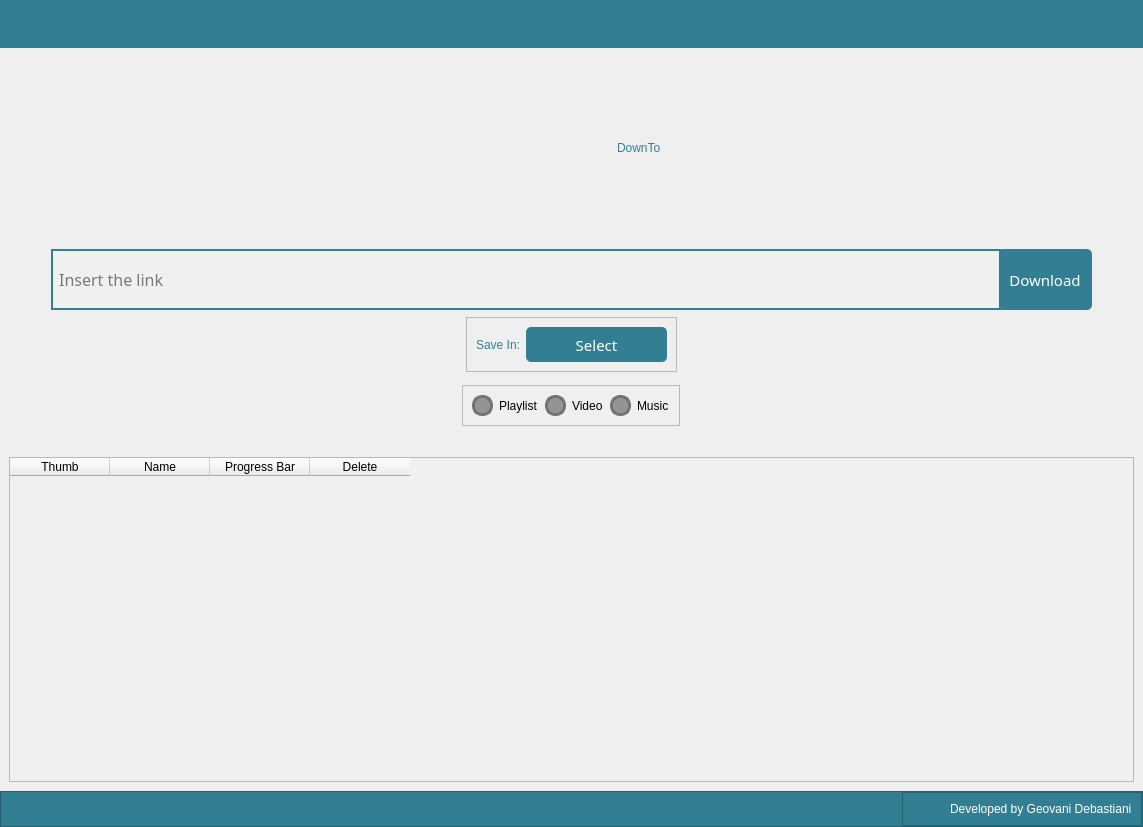
Old version of the form View/UI/untitled.ui in the repository GeovaniTech/DownTo-Videos-Musics.
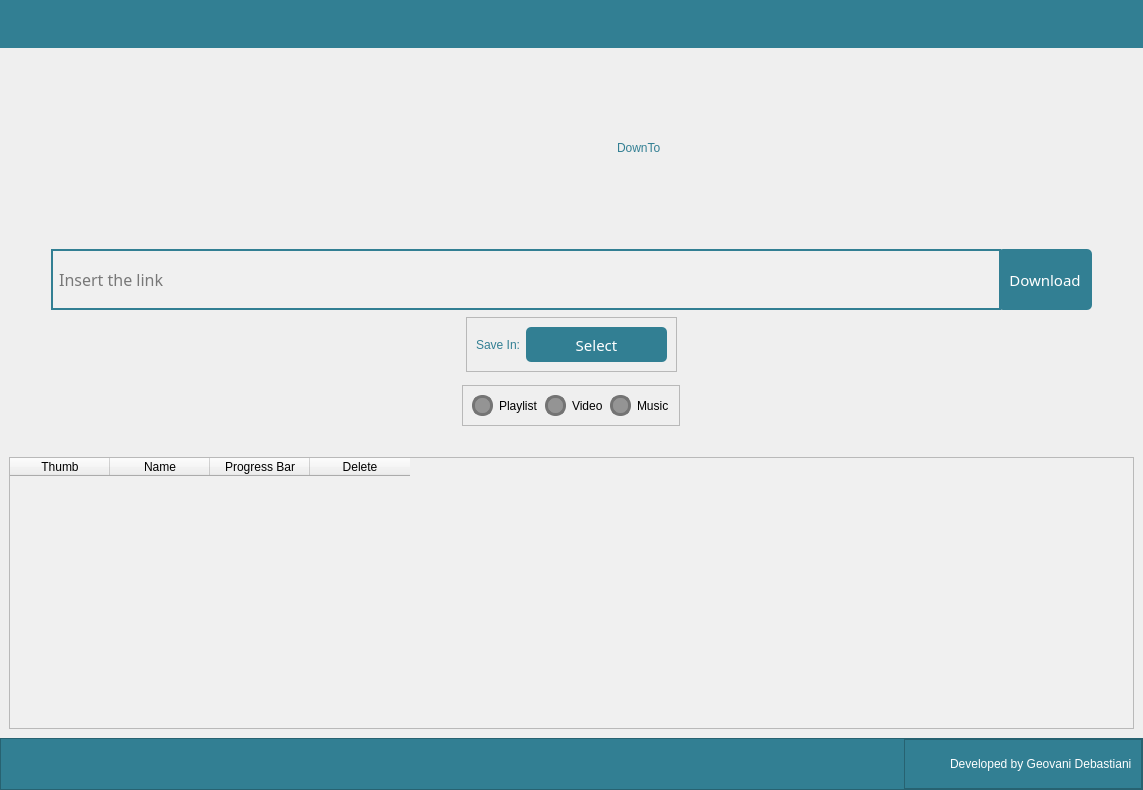
New version of the form. Icons and pictures are not drawn.

Diff of the .ui file:
```diff
--- a/View/UI/untitled.ui
+++ b/View/UI/untitled.ui
@@ -7,7 +7,7 @@
     <x>0</x>
     <y>0</y>
     <width>1143</width>
-    <height>827</height>
+    <height>790</height>
    </rect>
   </property>
   <property name="minimumSize">
@@ -723,9 +723,28 @@
             </property>
             <layout class="QHBoxLayout" name="horizontalLayout_3">
              <item>
-              <widget class="QPushButton" name="pushButton">
+              <widget class="QPushButton" name="btn_github">
+               <property name="minimumSize">
+                <size>
+                 <width>30</width>
+                 <height>30</height>
+                </size>
+               </property>
+               <property name="maximumSize">
+                <size>
+                 <width>30</width>
+                 <height>30</height>
+                </size>
+               </property>
                <property name="styleSheet">
-                <string notr="true">border: solid 0px;</string>
+                <string notr="true">QPushButton {
+background-image: url(:/Images/icons/github.png);
+border: solid 0px;
+}
+
+QPushButton:hover {
+background-image: url(:/Images/icons/github_hover.png);
+}</string>
                </property>
                <property name="text">
                 <string/>
```
Left out of the diff: 51 changed lines with no effect on the pictures.
